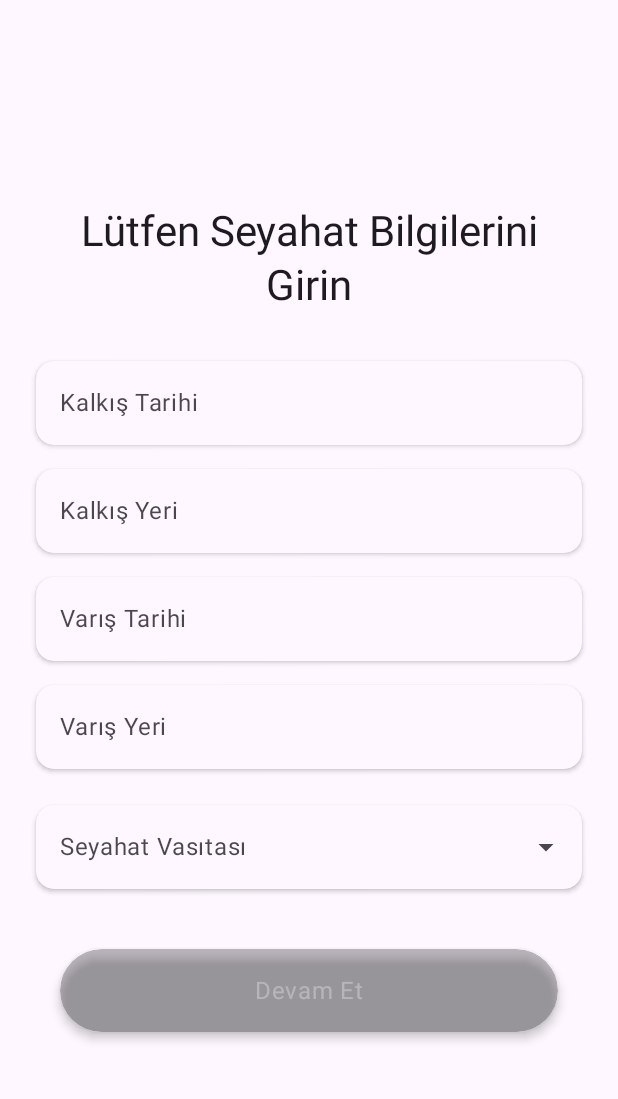
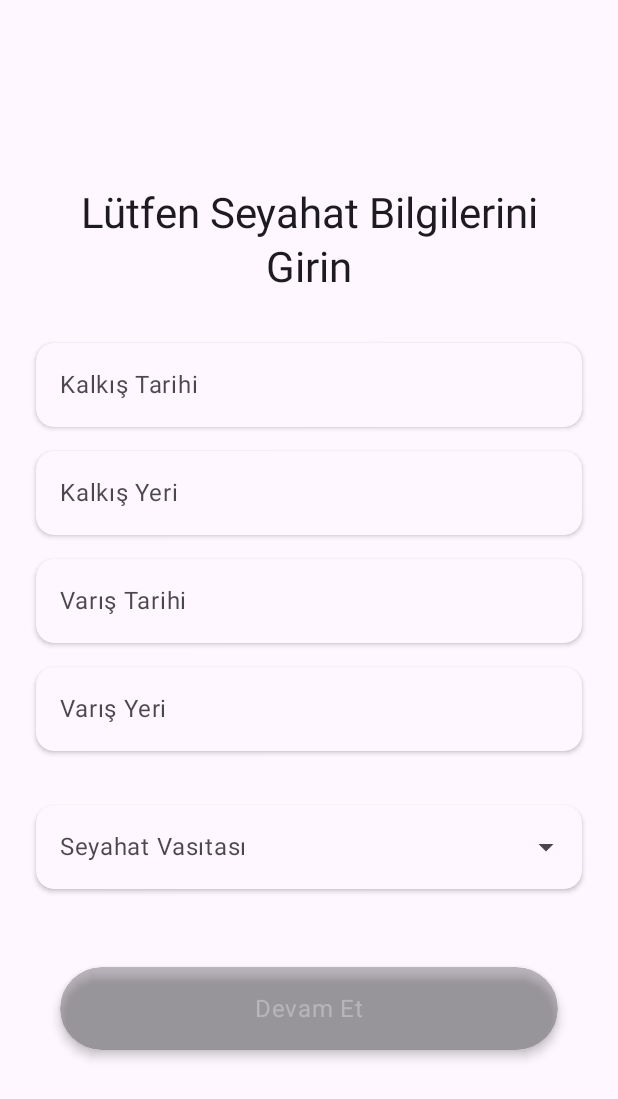
Before and after one commit to erendogan6/SeyahatAsistanim, an Android app built with Jetpack Compose: the screen it shows after launch (MainActivity), on a phone screen of 412 x 824 dp. Shown: the top 1099 px of the screen. Run offline under Robolectric (Android 15) with nearby library versions, the phone set to English and light mode, and no system bars; our stand-ins replace Room's generated code.

Commit message:
feat(navigation): include arrival date in navigation to home screen

```diff
--- a/app/src/main/java/com/erendogan6/seyahatasistanim/ui/screens/TravelInfoScreen.kt
+++ b/app/src/main/java/com/erendogan6/seyahatasistanim/ui/screens/TravelInfoScreen.kt
@@ -136,7 +136,7 @@ fun travelInfoScreen(
                                 travelMethod = travelMethod,
                             )
                         viewModel.saveTravelInfo(travelEntity)
-                        navController.navigate("home")
+                        navController.navigate("home/$arrivalDate")
                     }
                 },
                 enabled = isFormValid,
@@ -265,7 +265,7 @@ fun travelMethodDropdown(
                 Modifier
                     .menuAnchor()
                     .fillMaxWidth()
-                    .padding(vertical = 8.dp)
+                    .padding(vertical = 20.dp)
                     .shadow(2.dp, RoundedCornerShape(12.dp)),
             shape = RoundedCornerShape(12.dp),
             colors =
```
